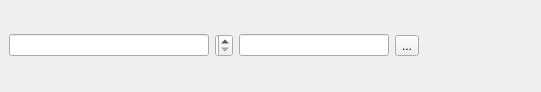
mtravis/gridref-qgis, file ui/grid_ref_widget.ui: the form before one commit.
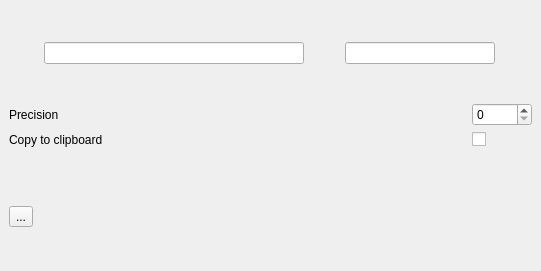
The form after the commit.

Commit message: Extended precision and added checkbox for clipboard copy option.

Patch:
```diff
--- a/ui/grid_ref_widget.ui
+++ b/ui/grid_ref_widget.ui
@@ -7,7 +7,7 @@
     <x>0</x>
     <y>0</y>
     <width>541</width>
-    <height>92</height>
+    <height>271</height>
    </rect>
   </property>
   <property name="sizePolicy">
@@ -38,24 +38,13 @@
    <string>OSGB</string>
   </property>
   <widget class="QWidget" name="dockWidgetContents">
-   <layout class="QGridLayout" name="gridLayout">
-    <item row="0" column="3">
-     <widget class="QToolButton" name="btnPointTool">
-      <property name="toolTip">
-       <string>Pick point</string>
-      </property>
-      <property name="text">
-       <string>...</string>
-      </property>
-      <property name="checkable">
-       <bool>false</bool>
-      </property>
-     </widget>
-    </item>
-    <item row="0" column="2">
+   <layout class="QVBoxLayout" name="verticalLayout">
+    <item>
+     <layout class="QGridLayout" name="gridLayout_3">
+      <item row="0" column="1">
      <widget class="QLineEdit" name="editLongLat">
       <property name="sizePolicy">
-       <sizepolicy hsizetype="Fixed" vsizetype="Fixed">
+         <sizepolicy hsizetype="Maximum" vsizetype="Maximum">
         <horstretch>0</horstretch>
         <verstretch>0</verstretch>
        </sizepolicy>
@@ -68,7 +57,7 @@
       </property>
       <property name="maximumSize">
        <size>
-        <width>150</width>
+          <width>16777215</width>
         <height>16777215</height>
        </size>
       </property>
@@ -77,30 +66,34 @@
     <item row="0" column="0">
      <widget class="QLineEdit" name="editCoords">
       <property name="sizePolicy">
-       <sizepolicy hsizetype="Fixed" vsizetype="Fixed">
+         <sizepolicy hsizetype="Maximum" vsizetype="Maximum">
         <horstretch>0</horstretch>
         <verstretch>0</verstretch>
        </sizepolicy>
       </property>
       <property name="minimumSize">
        <size>
-        <width>200</width>
+          <width>260</width>
         <height>0</height>
        </size>
       </property>
       <property name="maximumSize">
        <size>
-        <width>200</width>
+          <width>16777215</width>
         <height>16777215</height>
        </size>
       </property>
      </widget>
     </item>
+     </layout>
+    </item>
+    <item>
+     <layout class="QGridLayout" name="gridLayout_2">
     <item row="0" column="1">
      <widget class="QSpinBox" name="precisionField">
       <property name="minimumSize">
        <size>
-        <width>18</width>
+          <width>60</width>
         <height>20</height>
        </size>
       </property>
@@ -124,7 +117,30 @@
       </property>
      </widget>
     </item>
-    <item row="0" column="4">
+      <item row="1" column="1">
+       <widget class="QCheckBox" name="clipboardCheck">
+        <property name="text">
+         <string/>
+        </property>
+       </widget>
+      </item>
+      <item row="0" column="0">
+       <widget class="QLabel" name="label">
+        <property name="text">
+         <string>Precision</string>
+        </property>
+       </widget>
+      </item>
+      <item row="1" column="0">
+       <widget class="QLabel" name="label_2">
+        <property name="text">
+         <string>Copy to clipboard</string>
+        </property>
+       </widget>
+      </item>
+     </layout>
+    </item>
+    <item>
      <spacer name="horizontalSpacer">
       <property name="orientation">
        <enum>Qt::Horizontal</enum>
@@ -137,6 +153,19 @@
       </property>
      </spacer>
     </item>
+    <item>
+     <widget class="QToolButton" name="btnPointTool">
+      <property name="toolTip">
+       <string>Pick point</string>
+      </property>
+      <property name="text">
+       <string>...</string>
+      </property>
+      <property name="checkable">
+       <bool>false</bool>
+      </property>
+     </widget>
+    </item>
    </layout>
   </widget>
  </widget>
```
Lines whose indentation alone changed are shown as unchanged. The commit also changes 4 other files.
